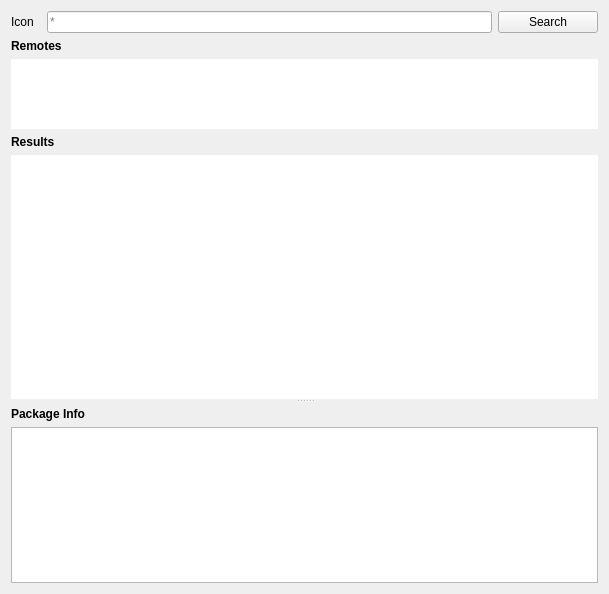
Above: src/conan_app_launcher/ui/views/conan_search/conan_search.ui from goszpeti/conan_explorer before the change. Below: the same form after it.
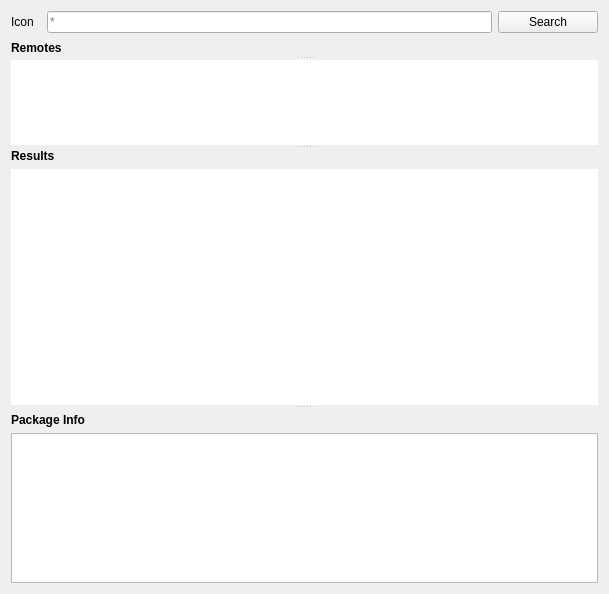
That is the form after the change. Custom widgets are drawn as their Qt base class.

What changed in the file:
```diff
--- a/src/conan_app_launcher/ui/views/conan_search/conan_search.ui
+++ b/src/conan_app_launcher/ui/views/conan_search/conan_search.ui
@@ -115,11 +115,13 @@
     </layout>
    </item>
    <item>
-    <layout class="QVBoxLayout" name="remotes_layout" stretch="0,1">
-     <property name="sizeConstraint">
-      <enum>QLayout::SetDefaultConstraint</enum>
+    <widget class="QSplitter" name="splitter">
+     <property name="orientation">
+      <enum>Qt::Vertical</enum>
      </property>
-     <item>
+     <property name="childrenCollapsible">
+      <bool>false</bool>
+     </property>
       <widget class="QLabel" name="remotes_label">
        <property name="sizePolicy">
         <sizepolicy hsizetype="Preferred" vsizetype="Fixed">
@@ -137,8 +139,6 @@
         <string>Remotes</string>
        </property>
       </widget>
-     </item>
-     <item>
       <widget class="QListWidget" name="remote_list">
        <property name="sizePolicy">
         <sizepolicy hsizetype="Expanding" vsizetype="Fixed">
@@ -180,10 +180,6 @@
         <bool>true</bool>
        </property>
       </widget>
-     </item>
-    </layout>
-   </item>
-   <item>
     <widget class="QSplitter" name="views_splitter">
      <property name="sizePolicy">
       <sizepolicy hsizetype="Preferred" vsizetype="MinimumExpanding">
@@ -304,6 +300,7 @@
         </widget>
        </item>
       </layout>
+      </widget>
      </widget>
     </widget>
    </item>
```
Lines whose indentation alone changed are shown as unchanged.
